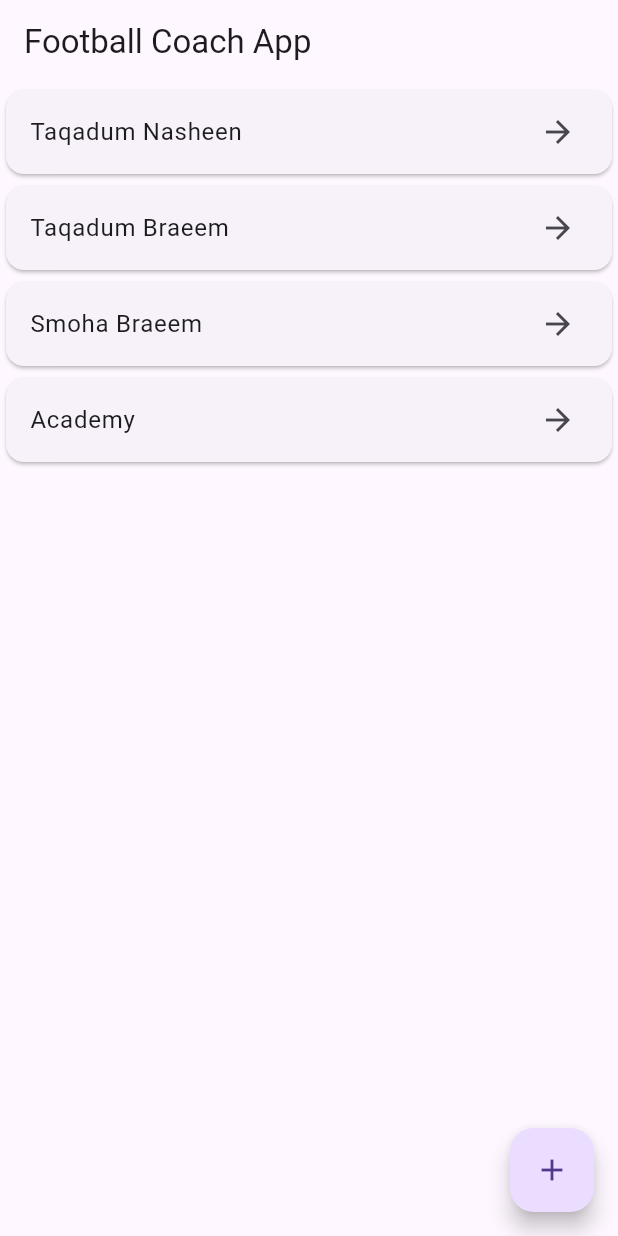
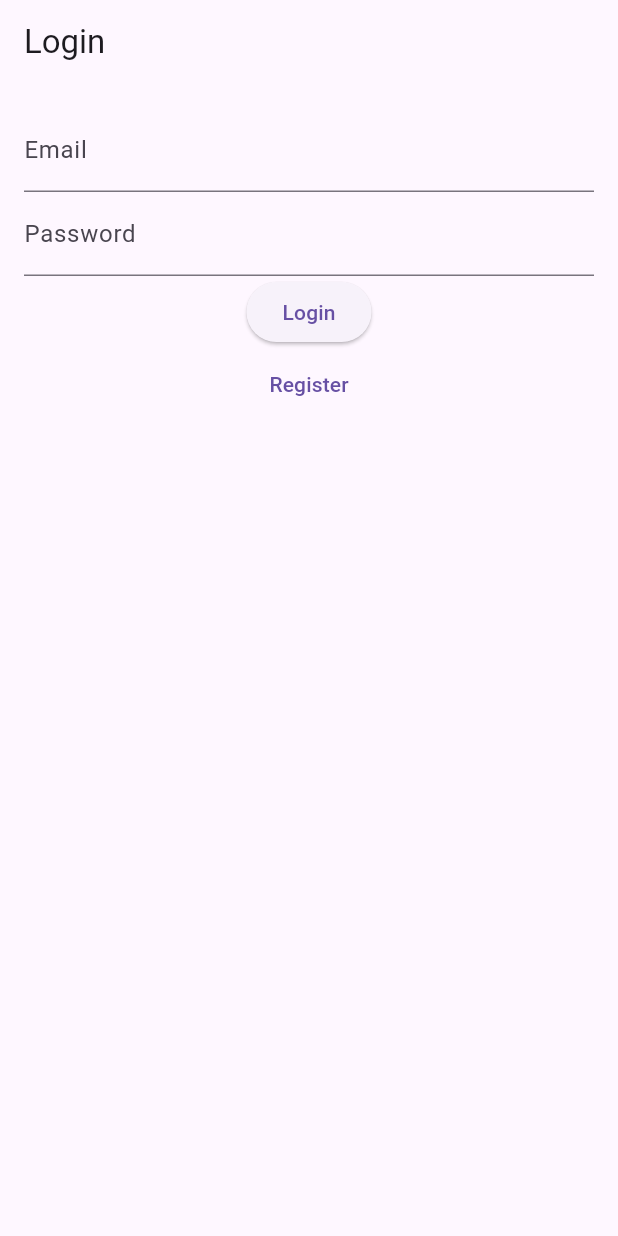
Before and after one commit to Abdulrahman-Awad21/football_system, a Flutter app: the screen it shows after launch, on a phone screen of 412 x 824 dp. Run offline on Flutter 3.47's test engine with Material 3 defaults, Android fonts, the phone set to English and light mode, and no system bars; our stand-ins replace cloud_firestore, firebase_auth, firebase_core, firebase_storage, image_picker; missing offline and left inert: mobile_scanner; accounts and stored records are empty.

```diff
--- a/lib/main.dart
+++ b/lib/main.dart
@@ -1,9 +1,13 @@
 import 'package:flutter/material.dart';
 import 'package:firebase_core/firebase_core.dart';
-import 'package:football_system/firebase_options.dart';
-import 'package:football_system/view_models/player_view_model.dart'; // Import PlayerViewModel
-import 'package:provider/provider.dart'; // Import Provider
+import 'firebase_options.dart';
+import 'package:firebase_auth/firebase_auth.dart';
+import 'package:provider/provider.dart';
+import 'services/auth_service.dart';
+import 'view_models/player_view_model.dart'; // Import PlayerViewModel
 import 'views/home_screen.dart';
+import 'views/login_screen.dart';
+import 'views/register_screen.dart';
 
 void main() async {
   WidgetsFlutterBinding.ensureInitialized();
@@ -14,19 +18,45 @@ void main() async {
 }
 
 class MyApp extends StatelessWidget {
-  const MyApp({Key? key}) : super(key: key); // Add Key? key
-
   @override
   Widget build(BuildContext context) {
-    return MultiProvider( // Use MultiProvider for multiple providers if needed
+    return MultiProvider(
       providers: [
-        ChangeNotifierProvider(create: (_) => PlayerViewModel()), // Provide PlayerViewModel
+        Provider<AuthService>(
+          create: (_) => AuthService(),
+        ),
+        ChangeNotifierProvider<PlayerViewModel>( // Add PlayerViewModel Provider
+          create: (_) => PlayerViewModel(),
+        ),
       ],
       child: MaterialApp(
         title: 'Football Coach App',
         theme: ThemeData(primarySwatch: Colors.blue),
-        home: HomeScreen(),
+        initialRoute: '/',
+        routes: {
+          '/': (context) => AuthenticationWrapper(),
+          '/login': (context) => LoginScreen(),
+          '/register': (context) => RegisterScreen(),
+          '/home': (context) => HomeScreen(),
+        },
       ),
     );
   }
 }
+
+class AuthenticationWrapper extends StatelessWidget {
+  @override
+  Widget build(BuildContext context) {
+    final authService = Provider.of<AuthService>(context);
+    return StreamBuilder<User?>(
+      stream: authService.authStateChanges,
+      builder: (_, AsyncSnapshot<User?> snapshot) {
+        if (snapshot.hasData) {
+          return HomeScreen();
+        } else {
+          return LoginScreen();
+        }
+      },
+    );
+  }
+}
--- /dev/null
+++ b/lib/services/auth_service.dart
@@ -0,0 +1,58 @@
+    import 'package:firebase_auth/firebase_auth.dart';
+    import 'package:cloud_firestore/cloud_firestore.dart'; // Import Cloud Firestore
+
+    class AuthService {
+      final FirebaseAuth _auth = FirebaseAuth.instance;
+      final FirebaseFirestore _firestore = FirebaseFirestore.instance; // Firebase Firestore instance
+
+      // Register a new user with email, password, and username
+      Future<UserCredential?> registerWithEmailAndPassword(String email, String password, String username) async {
+        try {
+          UserCredential result = await _auth.createUserWithEmailAndPassword(
+              email: email, password: password);
+
+          // Update the user's display name
+          await result.user!.updateProfile(displayName: username);
+
+          // Store additional user information in Firestore
+          await _firestore.collection('users').doc(result.user!.uid).set({
+            'username': username,
+            'email': email,
+          });
+
+          return result;
+        } catch (e) {
+          print('Firebase Registration Error: ${e.toString()}'); // Log the error
+          return null;
+        }
+      }
+
+      // Sign in with email and password
+      Future<UserCredential?> signInWithEmailAndPassword(String email, String password) async {
+        try {
+          UserCredential result = await _auth.signInWithEmailAndPassword(
+              email: email, password: password);
+          return result;
+        } catch (e) {
+          print(e.toString());
+          return null;
+        }
+      }
+
+      // Sign out
+      Future<void> signOut() async {
+        try {
+          await _auth.signOut();
+        } catch (e) {
+          print(e.toString());
+        }
+      }
+
+      // Get current user
+      User? getCurrentUser() {
+        return _auth.currentUser;
+      }
+
+      // Auth change user stream
+      Stream<User?> get authStateChanges => _auth.authStateChanges();
+    }
--- /dev/null
+++ b/lib/views/login_screen.dart
@@ -0,0 +1,88 @@
+import 'package:flutter/material.dart';
+import '../services/auth_service.dart';
+import 'home_screen.dart';
+import 'package:firebase_auth/firebase_auth.dart'; // Import Firebase Auth
+
+
+class LoginScreen extends StatefulWidget {
+  @override
+  _LoginScreenState createState() => _LoginScreenState();
+}
+
+class _LoginScreenState extends State<LoginScreen> {
+  final _emailController = TextEditingController();
+  final _passwordController = TextEditingController();
+  final AuthService _authService = AuthService();
+  bool _isLoading = false;
+
+  @override
+  Widget build(BuildContext context) {
+    return Scaffold(
+      appBar: AppBar(title: Text('Login')),
+      body: Padding(
+        padding: const EdgeInsets.all(16.0),
+        child: Column(
+          children: [
+            TextFormField(
+              controller: _emailController,
+              decoration: InputDecoration(labelText: 'Email'),
+            ),
+            TextFormField(
+              controller: _passwordController,
+              decoration: InputDecoration(labelText: 'Password'),
+              obscureText: true,
+            ),
+            ElevatedButton(
+              onPressed: _isLoading
+                  ? null
+                  : () async {
+                      setState(() {
+                        _isLoading = true;
+                      });
+                      final email = _emailController.text.trim();
+                      final password = _passwordController.text.trim();
+
+                      try {
+                         await _authService.signInWithEmailAndPassword(email, password);
+                        // After signing in, check the current user
+                        if (FirebaseAuth.instance.currentUser != null) {
+                          // Login Successful
+                          ScaffoldMessenger.of(context).showSnackBar(
+                            SnackBar(content: Text('Login successful!')),
+                          );
+                          Navigator.pushReplacement(
+                            context,
+                            MaterialPageRoute(builder: (context) => HomeScreen()),
+                          );
+                        } else {
+                          // Login Failed - even after the function executed, there is no user
+                          ScaffoldMessenger.of(context).showSnackBar(
+                            SnackBar(content: Text('Login failed. Please check your credentials.')),
+                          );
+                        }
+                      } catch (error) {
+                        // Handle unexpected errors
+                        print('Error during login: $error');
+                        ScaffoldMessenger.of(context).showSnackBar(
+                          SnackBar(content: Text('An error occurred during login. Please try again later.')),
+                        );
+                      } finally {
+                        setState(() {
+                          _isLoading = false;
+                        });
+                      }
+                    },
+              child: _isLoading ? CircularProgressIndicator() : Text('Login'),
+            ),
+            TextButton(
+              onPressed: () {
+                Navigator.pushNamed(context, '/register');
+              },
+              child: Text('Register'),
+            ),
+          ]
+        ),
+      ),
+    );
+  }
+}
--- a/pubspec.yaml
+++ b/pubspec.yaml
@@ -37,6 +37,7 @@ dependencies:
   provider: ^6.0.0  # Use the latest version
   mobile_scanner: ^6.0.6 #New Version
   image_picker: ^1.0.8 #or any other version
+  firebase_auth: ^4.15.0  # Add this line
 
 
   # The following adds the Cupertino Icons font to your application.
```
Also changed, not shown: lib/views/home_screen.dart (+83 -10 lines), lib/views/register_screen.dart (added, +86 -0 lines), firebase.json (added), lib/firebase_options.dart (added), pubspec.lock, 7 other files.
